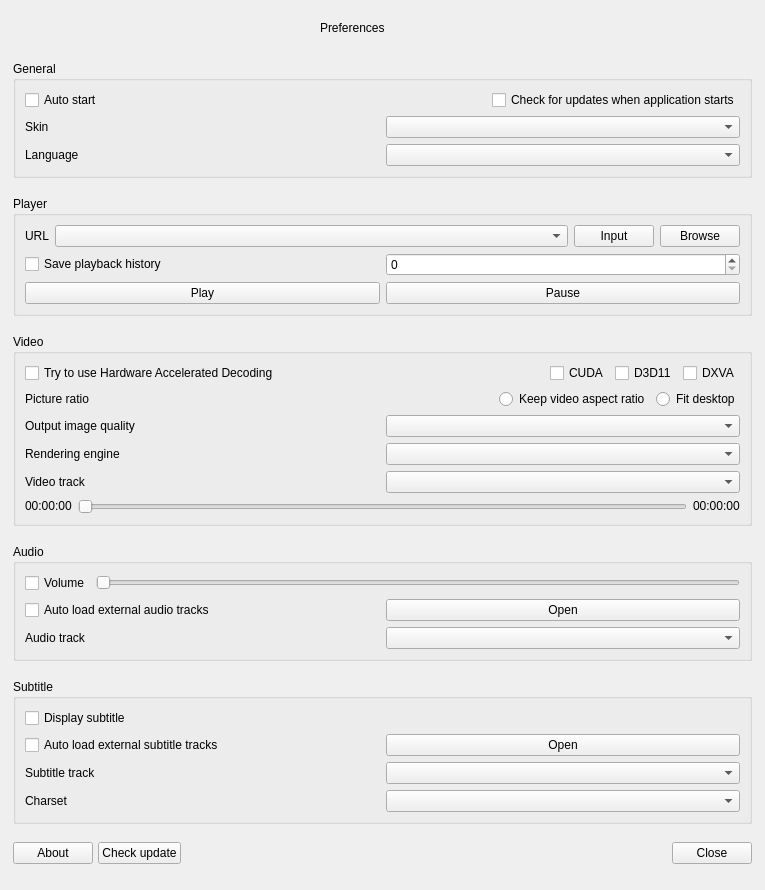
Before: the Qt Designer form src/launcher/forms/preferencesdialog.ui in wangwenx190/dynamic-desktop, drawn with Qt 5.
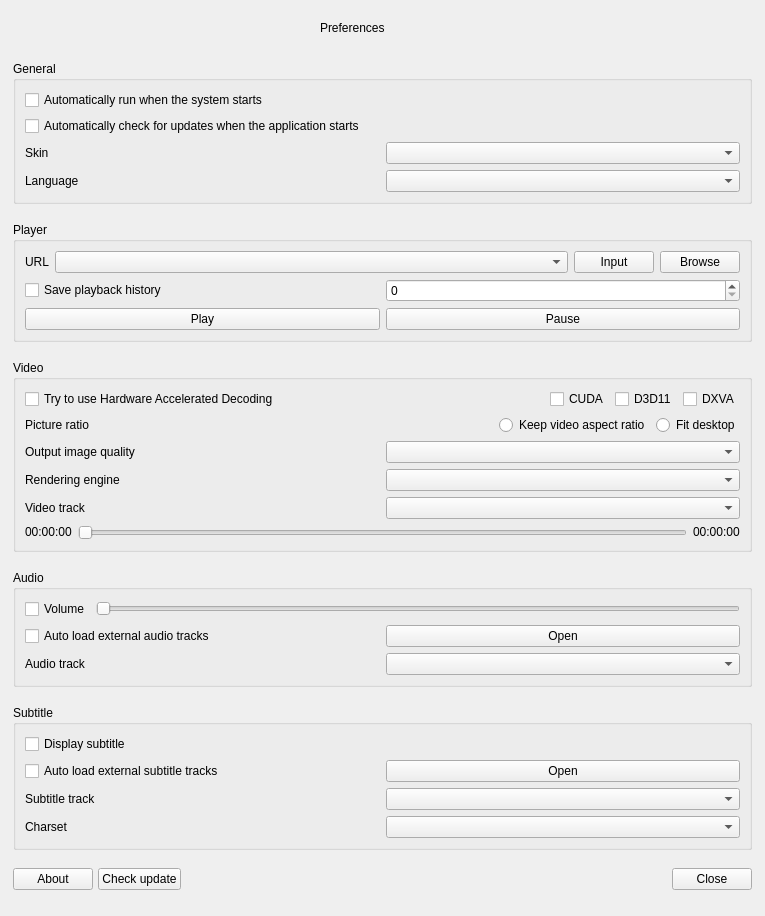
After: the same form once the commit is applied. Icons and pictures are not drawn. Custom widgets are drawn as their Qt base class.

Diff of the .ui file:
```diff
--- a/src/launcher/forms/preferencesdialog.ui
+++ b/src/launcher/forms/preferencesdialog.ui
@@ -7,7 +7,7 @@
     <x>0</x>
     <y>0</y>
     <width>765</width>
-    <height>890</height>
+    <height>916</height>
    </rect>
   </property>
   <property name="sizePolicy">
@@ -184,35 +184,18 @@
      </property>
      <layout class="QVBoxLayout" name="verticalLayout_6">
       <item>
-       <layout class="QHBoxLayout" name="horizontalLayout_20">
-        <item>
          <widget class="QCheckBox" name="checkBox_autoStart">
           <property name="text">
-           <string>Auto start</string>
+         <string>Automatically run when the system starts</string>
           </property>
          </widget>
         </item>
-        <item>
-         <spacer name="horizontalSpacer_6">
-          <property name="orientation">
-           <enum>Qt::Horizontal</enum>
-          </property>
-          <property name="sizeHint" stdset="0">
-           <size>
-            <width>40</width>
-            <height>20</height>
-           </size>
-          </property>
-         </spacer>
-        </item>
         <item>
          <widget class="QCheckBox" name="checkBox_auto_update">
           <property name="text">
-           <string>Check for updates when application starts</string>
-          </property>
-         </widget>
-        </item>
-       </layout>
+         <string>Automatically check for updates when the application starts</string>
+        </property>
+       </widget>
       </item>
       <item>
        <layout class="QHBoxLayout" name="horizontalLayout_2">
```
Lines whose indentation alone changed are shown as unchanged.
